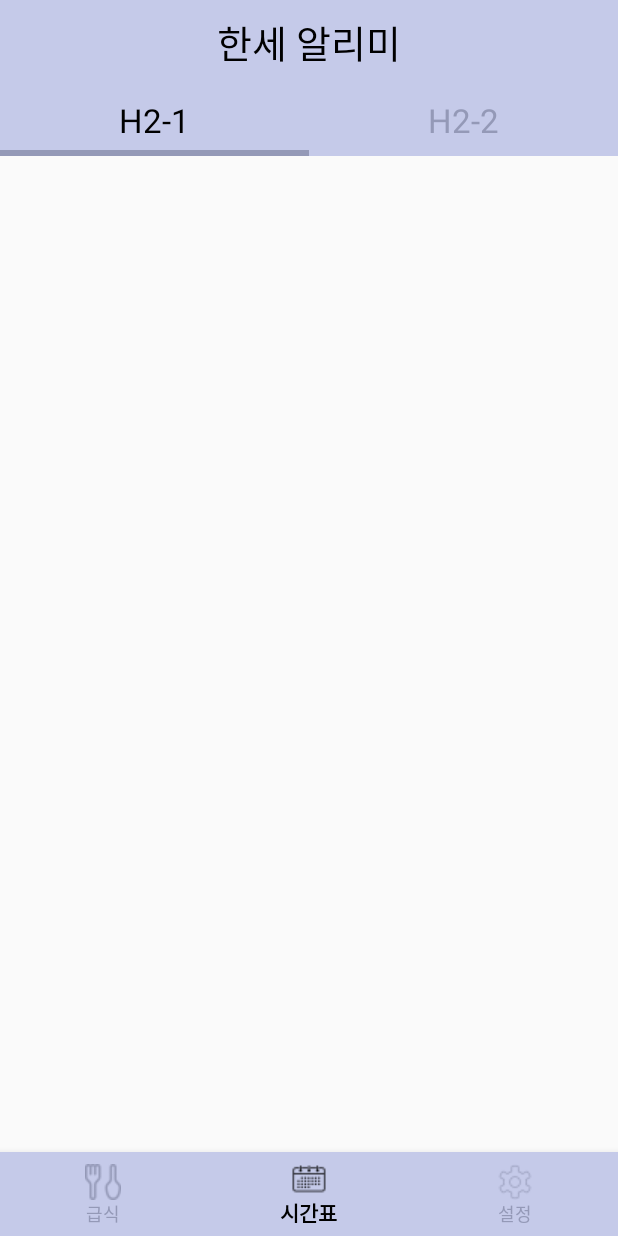
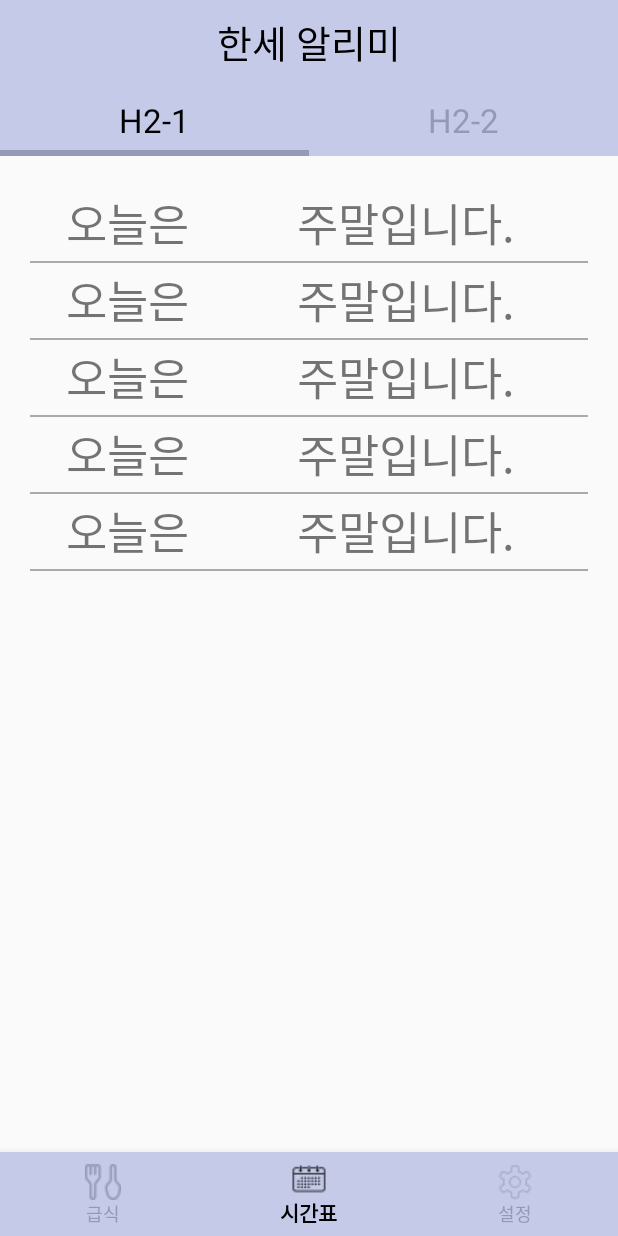
Before and after one commit to GeoN5/HanseiUtil, an Android app: the screen it shows after launch (MainActivity), item 2 of the bottom bar chosen, on a phone screen of 412 x 824 dp. Run offline under Robolectric (Android 15) with nearby library versions, the phone set to English and light mode, and no system bars; 3 statements that could not run were skipped.

Commit message:
json load and show recyclerview sucess

```diff
--- /dev/null
+++ b/app/src/main/java/com/example/geonho/hanseiutil/adapter/HackingOneRecyclerAdapter.kt
@@ -0,0 +1,68 @@
+package com.example.geonho.hanseiutil.adapter
+
+import android.annotation.SuppressLint
+import android.content.Context
+import android.support.v7.widget.RecyclerView
+import android.util.Log
+import android.view.LayoutInflater
+import android.view.View
+import android.view.ViewGroup
+import com.example.geonho.hanseiutil.R
+import kotlinx.android.synthetic.main.item_default_recycler.view.*
+import java.util.*
+
+
+class  HackingOneRecyclerAdapter(val items : MutableList<List<String>>, val context: Context) : RecyclerView.Adapter<OneViewHolder>() {
+
+    var count =1
+    var index = 0
+    val day = Calendar.getInstance()!!.get(Calendar.DAY_OF_WEEK)
+
+    override fun onCreateViewHolder(parent: ViewGroup, viewType: Int): OneViewHolder {
+        val itemView: View = LayoutInflater.from(context).inflate(R.layout.item_default_recycler, parent, false)
+        return OneViewHolder(itemView)
+    }
+
+    override fun getItemCount(): Int {
+        return items.size
+    }
+
+    @SuppressLint("SetTextI18n")
+    override fun onBindViewHolder(holder: OneViewHolder, position: Int) {
+        val item = items[position]
+        Log.d("asdf",item.component1().toString())
+
+
+        when(day){
+            2 ->{
+                holder.itemView.time.text = "${count}교시"
+                holder.itemView.subject.text = item.component1()[index].toString()
+            }
+            3 ->{
+                holder.itemView.time.text = "${count}교시"
+                holder.itemView.subject.text = item.component2()[index].toString()
+            }
+            4 ->{
+                holder.itemView.time.text = "${count}교시"
+                holder.itemView.subject.text = item.component3()[index].toString()
+            }
+            5 ->{
+                holder.itemView.time.text = "${count}교시"
+                holder.itemView.subject.text = item.component4()[index].toString()
+            }
+            6 ->{
+                holder.itemView.time.text = "${count}교시"
+                holder.itemView.subject.text = item.component5()[index].toString()
+            }
+            else -> {
+                holder.itemView.time.text = "오늘은"
+                holder.itemView.subject.text = "주말입니다."
+            }
+        }
+
+        count++
+        index++
+    }
+}
+
+class OneViewHolder(itemView : View): RecyclerView.ViewHolder(itemView)
--- /dev/null
+++ b/app/src/main/java/com/example/geonho/hanseiutil/adapter/HackingTwoRecyclerAdapter.kt
@@ -0,0 +1,64 @@
+package com.example.geonho.hanseiutil.adapter
+
+import android.annotation.SuppressLint
+import android.content.Context
+import android.support.v7.widget.RecyclerView
+import android.view.LayoutInflater
+import android.view.View
+import android.view.ViewGroup
+import com.example.geonho.hanseiutil.R
+import kotlinx.android.synthetic.main.item_default_recycler.view.*
+import java.util.*
+
+class  HackingTwoRecyclerAdapter(val items :MutableList<List<String>>, val context: Context) : RecyclerView.Adapter<TwoViewHolder>() {
+
+    var count =1
+    var index = 0
+    val day = Calendar.getInstance()!!.get(Calendar.DAY_OF_WEEK)
+
+    override fun onCreateViewHolder(parent: ViewGroup, viewType: Int): TwoViewHolder {
+        val itemView: View = LayoutInflater.from(context).inflate(R.layout.item_default_recycler, parent, false)
+        return TwoViewHolder(itemView)
+    }
+
+    override fun getItemCount(): Int {
+        return items.size
+    }
+
+    @SuppressLint("SetTextI18n")
+    override fun onBindViewHolder(holder: TwoViewHolder, position: Int) {
+        val item = items[position]
+
+        when(day){
+            2 ->{
+                holder.itemView.time.text = "${count}교시"
+                holder.itemView.subject.text = item.component1()[index].toString()
+            }
+            3 ->{
+                holder.itemView.time.text = "${count}교시"
+                holder.itemView.subject.text = item.component2()[index].toString()
+            }
+            4 ->{
+                holder.itemView.time.text = "${count}교시"
+                holder.itemView.subject.text = item.component3()[index].toString()
+            }
+            5 ->{
+                holder.itemView.time.text = "${count}교시"
+                holder.itemView.subject.text = item.component4()[index].toString()
+            }
+            6 ->{
+                holder.itemView.time.text = "${count}교시"
+                holder.itemView.subject.text = item.component5()[index].toString()
+            }
+            else -> {
+                holder.itemView.time.text = "오늘은"
+                holder.itemView.subject.text = "주말입니다."
+            }
+        }
+
+        count++
+        index++
+    }
+}
+
+class TwoViewHolder(itemView : View): RecyclerView.ViewHolder(itemView)
--- a/app/src/main/java/com/example/geonho/hanseiutil/adapter/TimeTablePagerAdapter.kt
+++ b/app/src/main/java/com/example/geonho/hanseiutil/adapter/TimeTablePagerAdapter.kt
@@ -8,18 +8,18 @@ import com.example.geonho.hanseiutil.fragment.TimeTableH2Fragment
 
 class TimeTablePagerAdapter(fm: FragmentManager?, val tabCount:Int) : FragmentStatePagerAdapter(fm) {
 
-    val fragment = TimeTableH1Fragment()
-    val fragment1 = TimeTableH2Fragment()
+//    val fragment = TimeTableH1Fragment()
+//    val fragment1 = TimeTableH2Fragment()
 
     override fun getItem(position: Int): Fragment? {
 
         // Returning the current tabs
         return when (position) {
             0 -> {
-                fragment
+                TimeTableH1Fragment.newInstance()
             }
             1 -> {
-                fragment1
+                TimeTableH2Fragment.newInstance()
             }
             else -> null
         }
--- a/app/src/main/java/com/example/geonho/hanseiutil/fragment/TimeTableH1Fragment.kt
+++ b/app/src/main/java/com/example/geonho/hanseiutil/fragment/TimeTableH1Fragment.kt
@@ -1,17 +1,30 @@
 package com.example.geonho.hanseiutil.fragment
 
+import android.content.res.AssetManager
 import android.os.Bundle
 import android.support.v4.app.Fragment
+import android.support.v7.widget.LinearLayoutManager
+import android.util.Log
 import android.view.LayoutInflater
 import android.view.View
 import android.view.ViewGroup
 
 import com.example.geonho.hanseiutil.R
+import com.example.geonho.hanseiutil.adapter.HackingOneRecyclerAdapter
+import com.example.geonho.hanseiutil.network.Time
+import com.google.gson.Gson
+import kotlinx.android.synthetic.main.fragment_time_table_h1.view.*
+import java.io.IOException
+import java.io.InputStream
+import java.io.InputStreamReader
 
 
 class TimeTableH1Fragment : Fragment() {
 
     lateinit var fragmentView:View
+    private var oneList : MutableList<List<String>> = ArrayList()
+    private lateinit var recycleradapter: HackingOneRecyclerAdapter
+    lateinit var json:String
 
     companion object {
 
@@ -22,9 +35,48 @@ class TimeTableH1Fragment : Fragment() {
     override fun onCreateView(inflater: LayoutInflater, container: ViewGroup?, savedInstanceState: Bundle?): View? {
 
         fragmentView =  inflater.inflate(R.layout.fragment_time_table_h1, container, false)
+        addData()
         return fragmentView
     }
 
+    private fun addData(){
+        val assetManager: AssetManager = resources.assets
+        val source: InputStream = assetManager.open("TimeTable.json")
+        val reader:InputStreamReader = InputStreamReader(source)
+        val one: Time = Gson().fromJson(reader,Time::class.java)
+//        2.try {
+//            val inputStream = resources.assets.open("TimeTable.json")
+//            val size:Int = inputStream.available()
+//            val buffer = ByteArray(size)
+//            inputStream.read(buffer)
+//            inputStream.close()
+//            json = String(buffer)
+//            Log.d("aaa",buffer.toString())
+//        }catch (e: IOException){
+//            e.printStackTrace()
+//        }
+//        val one = Gson().fromJson(json,Time::class.java)
+//        3.val json:String  = context!!.resources.openRawResource(R.raw.time).bufferedReader().use { it.readText() }
+//        Log.d("aaa",json)
+//        val one = Gson().fromJson(json,Time::class.java)
+        Log.d("gsonResult",one.toString())
+        oneList.add(one.One.mon)
+        oneList.add(one.One.tue)
+        oneList.add(one.One.wed)
+        oneList.add(one.One.thu)
+        oneList.add(one.One.fri)
+        Log.d("oneList",oneList.toString())
+        setRecyclerView()
+        recycleradapter.notifyDataSetChanged()
+
+    }
+
+    private fun setRecyclerView(){
+        recycleradapter = HackingOneRecyclerAdapter(oneList, context!!)
+        fragmentView.H1Recyclerview.adapter = recycleradapter
+        fragmentView.H1Recyclerview.setHasFixedSize(true)
+        fragmentView.H1Recyclerview.layoutManager = LinearLayoutManager(context)
+    }
 
 
 }
--- a/app/src/main/java/com/example/geonho/hanseiutil/fragment/TimeTableH2Fragment.kt
+++ b/app/src/main/java/com/example/geonho/hanseiutil/fragment/TimeTableH2Fragment.kt
@@ -1,18 +1,28 @@
 package com.example.geonho.hanseiutil.fragment
 
 
+import android.content.res.AssetManager
 import android.os.Bundle
 import android.support.v4.app.Fragment
+import android.support.v7.widget.LinearLayoutManager
+import android.util.Log
 import android.view.LayoutInflater
 import android.view.View
 import android.view.ViewGroup
 
 import com.example.geonho.hanseiutil.R
+import com.example.geonho.hanseiutil.adapter.HackingTwoRecyclerAdapter
+import com.example.geonho.hanseiutil.network.Time
+import com.google.gson.Gson
+import kotlinx.android.synthetic.main.fragment_time_table_h2.view.*
+import java.io.InputStreamReader
 
 
 class TimeTableH2Fragment : Fragment() {
 
     lateinit var fragmentView: View
+    private var twoList : MutableList<List<String>> = ArrayList()
+    private lateinit var recycleradapter: HackingTwoRecyclerAdapter
 
     companion object {
 
@@ -23,9 +33,34 @@ class TimeTableH2Fragment : Fragment() {
     override fun onCreateView(inflater: LayoutInflater, container: ViewGroup?, savedInstanceState: Bundle?): View? {
 
         fragmentView =  inflater.inflate(R.layout.fragment_time_table_h2, container, false)
+        addData()
         return fragmentView
     }
 
+    private fun addData(){
+//        val assetManager: AssetManager = resources.assets
+//        val source = assetManager.open("TwoTable.json")
+//        val reader = InputStreamReader(source)
+//        val two: Time = Gson().fromJson(reader, Time::class.java)
+        val json:String  = context!!.resources.openRawResource(R.raw.time).bufferedReader().use { it.readText() }
+        Log.d("aaa",json)
+        val two = Gson().fromJson(json,Time::class.java)
+        twoList.add(two.Two.mon)
+        twoList.add(two.Two.tue)
+        twoList.add(two.Two.wed)
+        twoList.add(two.Two.thu)
+        twoList.add(two.Two.fri)
+        Log.d("gsonResult",twoList.toString())
+        setRecyclerView()
+        recycleradapter.notifyDataSetChanged()
 
+    }
+
+    private fun setRecyclerView(){
+        recycleradapter = HackingTwoRecyclerAdapter(twoList, context!!)
+        fragmentView.H2Recyclerview.adapter = recycleradapter
+        fragmentView.H2Recyclerview.setHasFixedSize(true)
+        fragmentView.H2Recyclerview.layoutManager = LinearLayoutManager(context)
+    }
 
 }
--- a/app/src/main/java/com/example/geonho/hanseiutil/network/beans.kt
+++ b/app/src/main/java/com/example/geonho/hanseiutil/network/beans.kt
@@ -3,3 +3,21 @@ package com.example.geonho.hanseiutil.network
 data class meal(val date:String,val menu:String,val day:String)
 
 data class TimeTable(val name:String)
+
+data class Time(val One:One,val Two:Two)
+
+data class One(
+    val mon: List<String>,
+    val tue: List<String>,
+    val wed: List<String>,
+    val thu: List<String>,
+    val fri: List<String>
+)
+
+data class Two(
+    val mon: List<String>,
+    val tue: List<String>,
+    val wed: List<String>,
+    val thu: List<String>,
+    val fri: List<String>
+)
--- a/app/src/main/res/layout/fragment_time_table_h1.xml
+++ b/app/src/main/res/layout/fragment_time_table_h1.xml
@@ -1,14 +1,16 @@
 <?xml version="1.0" encoding="utf-8"?>
-<FrameLayout xmlns:android="http://schemas.android.com/apk/res/android"
+<LinearLayout xmlns:android="http://schemas.android.com/apk/res/android"
              xmlns:tools="http://schemas.android.com/tools"
              android:layout_width="match_parent"
              android:layout_height="match_parent"
+              android:orientation="vertical"
              android:padding="20dp"
              tools:context=".fragment.TimeTableH1Fragment">
 
     <android.support.v7.widget.RecyclerView
-            android:id="@+id/H2Recyclerview"
+            android:id="@+id/H1Recyclerview"
             android:layout_width="match_parent"
-            android:layout_height="match_parent"/>
+            android:layout_height="match_parent"
+            tools:listitem="@layout/item_default_recycler"  />
 
-</FrameLayout>
+</LinearLayout>
--- /dev/null
+++ b/app/src/main/res/layout/item_default_recycler.xml
@@ -0,0 +1,37 @@
+<?xml version="1.0" encoding="utf-8"?>
+<LinearLayout
+            xmlns:android="http://schemas.android.com/apk/res/android"
+            android:layout_width="match_parent"
+            android:layout_height="51dp"
+            android:orientation="vertical">
+
+    <LinearLayout android:layout_width="match_parent"
+                  android:layout_height="50dp"
+                  android:orientation="horizontal">
+
+        <TextView
+                android:id="@+id/time"
+                android:layout_width="wrap_content"
+                android:layout_height="match_parent"
+                android:layout_weight="1"
+                android:textSize="30dp"
+                android:gravity="center"
+                android:text="time"/>
+
+        <TextView
+                android:id="@+id/subject"
+                android:layout_width="wrap_content"
+                android:layout_height="match_parent"
+                android:layout_weight="2"
+                android:text="subject"
+                android:gravity="center"
+                android:textSize="30dp"/>
+
+    </LinearLayout>
+
+            <View
+                android:layout_width="match_parent"
+                android:layout_height="1dp"
+                android:background="@android:color/darker_gray"/>
+
+</LinearLayout>
```
Also changed, not shown: app/src/main/assets/TimeTable.json (+13 -13 lines), app/src/main/res/layout/fragment_time_table_h2.xml (+5 -3 lines), app/src/main/res/raw/time.json (added, +16 -0 lines).
